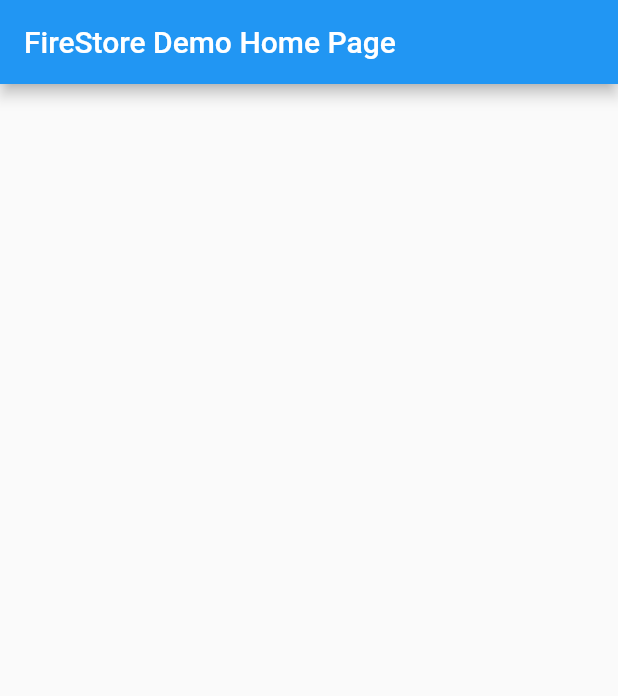
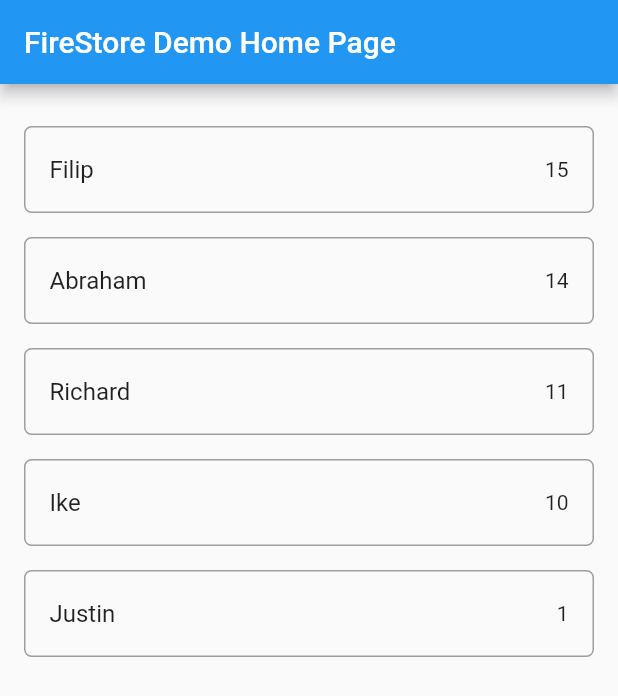
Before and after one commit to 1207roy/flutter_demo_collection, a Flutter app: the screen it shows after launch, on a phone screen of 412 x 824 dp. Shown: the top 696 px of the screen. Run offline on Flutter 3.47's test engine with Material 2 defaults, Android fonts, the phone set to English and light mode, and no system bars; our stand-ins replace flutter_redux, redux; missing offline and left inert: firebase_admob; accounts and stored records are empty.

Commit message:
ListBuilding according to dummy snapshot

```diff
--- a/flutter_firestore_demo/lib/main.dart
+++ b/flutter_firestore_demo/lib/main.dart
@@ -3,6 +3,14 @@
 void main() {
   runApp(MyApp());
 }
+
+final dummySnapshot = [
+  {"name": "Filip", "votes": 15},
+  {"name": "Abraham", "votes": 14},
+  {"name": "Richard", "votes": 11},
+  {"name": "Ike", "votes": 10},
+  {"name": "Justin", "votes": 1},
+];
 
 class MyApp extends StatelessWidget {
   // This widget is the root of your application.
@@ -33,5 +41,49 @@
     );
   }
 
-  Widget _buildBody(BuildContext context) {}
+  Widget _buildBody(BuildContext context) {
+    // TODO: get actual snapshot from Cloud Firestore
+    return _buildList(context, dummySnapshot);
+  }
+
+  Widget _buildList(BuildContext context, List<Map> snapshot) {
+    return ListView(
+      padding: const EdgeInsets.only(top: 20.0),
+      children: snapshot.map((data) => _buildListItem(context, data)).toList(),
+    );
+  }
+
+  Widget _buildListItem(BuildContext context, Map data) {
+    final record = Record.fromMap(data);
+
+    return Padding(
+      key: ValueKey(record.name),
+      padding: const EdgeInsets.symmetric(horizontal: 16.0, vertical: 8.0),
+      child: Container(
+        decoration: BoxDecoration(
+          border: Border.all(color: Colors.grey),
+          borderRadius: BorderRadius.circular(5.0),
+        ),
+        child: ListTile(
+          title: Text(record.name),
+          trailing: Text(record.votes.toString()),
+          onTap: () => print(record),
+        ),
+      ),
+    );
+  }
 }
+
+class Record {
+  final String name;
+  final int votes;
+
+  Record.fromMap(Map<String, dynamic> map)
+      : assert(map['name'] != null),
+        assert(map['votes'] != null),
+        name = map['name'],
+        votes = map['votes'];
+
+  @override
+  String toString() => "Record<$name:$votes>";
+}
```
